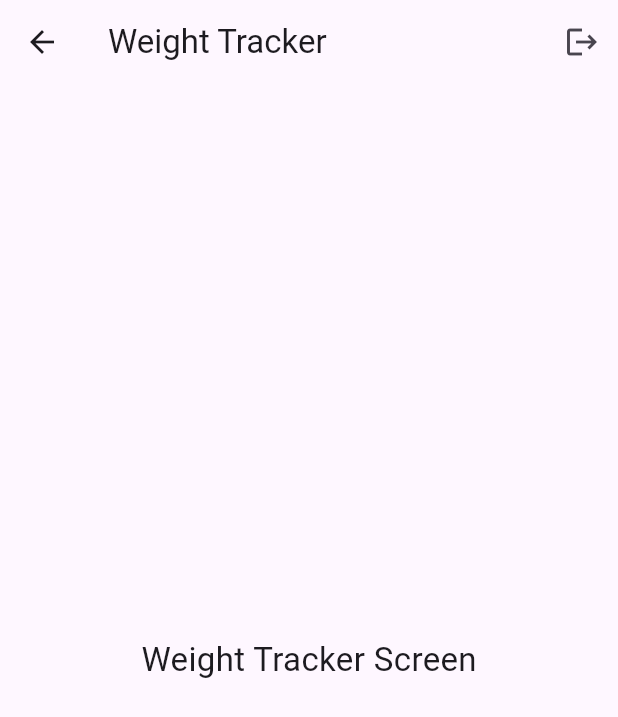
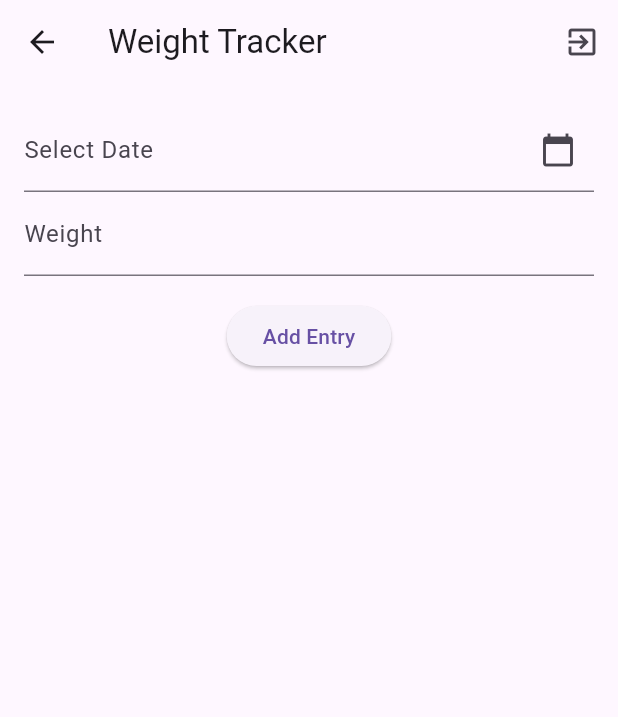
Before and after one commit to gonzaleza61/wmftracker, a Flutter app: the screen it shows once a user with an empty profile is signed in, after a tap on "Weight Tracker", on a phone screen of 412 x 824 dp. Shown: the top 717 px of the screen. Run offline on Flutter 3.47's test engine with Material 3 defaults, Android fonts, the light colour scheme and no system bars; our stand-ins replace email_validator, firebase_auth, firebase_core, firebase_database, google_fonts, shared_preferences; accounts and stored records are empty.

Commit message:
weight tracker functionality

```diff
--- a/weight_tracker/lib/screens/weight_tracker_screen.dart
+++ b/weight_tracker/lib/screens/weight_tracker_screen.dart
@@ -1,7 +1,84 @@
+import 'package:firebase_auth/firebase_auth.dart';
+import 'package:firebase_database/firebase_database.dart';
 import 'package:flutter/material.dart';
-import 'package:firebase_auth/firebase_auth.dart';
 
-class WeightTrackerScreen extends StatelessWidget {
+class WeightTrackerScreen extends StatefulWidget {
+  @override
+  _WeightTrackerScreenState createState() => _WeightTrackerScreenState();
+}
+
+class _WeightTrackerScreenState extends State<WeightTrackerScreen> {
+  final _weightController = TextEditingController();
+  final _dateController = TextEditingController();
+  final _databaseRef = FirebaseDatabase.instance
+      .ref("users/${FirebaseAuth.instance.currentUser!.uid}/weightEntries");
+  DateTime selectedDate = DateTime.now();
+
+  List<Map<String, dynamic>> _weightEntries = [];
+
+  @override
+  void initState() {
+    super.initState();
+    _fetchWeightEntries();
+  }
+
+  // Fetch weight entries from Firebase
+  void _fetchWeightEntries() async {
+    final snapshot = await _databaseRef.get();
+    if (snapshot.exists) {
+      Map data = snapshot.value as Map;
+      List<Map<String, dynamic>> entries = [];
+      data.forEach((key, value) {
+        entries.add({
+          "date": value["date"],
+          "weight": value["weight"],
+        });
+      });
+      setState(() {
+        _weightEntries = entries;
+      });
+    }
+  }
+
+  // Add a new weight entry to Firebase
+  void _addWeightEntry() async {
+    final weight = _weightController.text;
+    final date = _dateController.text;
+
+    if (weight.isNotEmpty && date.isNotEmpty) {
+      await _databaseRef.push().set({
+        "date": date,
+        "weight": weight,
+      });
+      _fetchWeightEntries(); // Re-fetch entries after adding new one
+      _weightController.clear();
+      _dateController.clear();
+    }
+  }
+
+  // Open the Date Picker
+  void _selectDate(BuildContext context) async {
+    final DateTime? picked = await showDatePicker(
+      context: context,
+      initialDate: selectedDate,
+      firstDate: DateTime(2000),
+      lastDate: DateTime(2101),
+    );
+    if (picked != null && picked != selectedDate)
+      setState(() {
+        selectedDate = picked;
+        _dateController.text = "${selectedDate.toLocal()}"
+            .split(' ')[0]; // format date as yyyy-MM-dd
+      });
+  }
+
+  // Logout the user
+  Future<void> _logout() async {
+    await FirebaseAuth.instance.signOut();
+    Navigator.of(context).popUntil((route) => route
+        .isFirst); // This will pop all routes and take you back to the first screen, typically the login screen
+  }
+
   @override
   Widget build(BuildContext context) {
     return Scaffold(
@@ -9,15 +86,56 @@ class WeightTrackerScreen extends StatelessWidget {
         title: Text('Weight Tracker'),
         actions: [
           IconButton(
-            icon: Icon(Icons.logout),
-            onPressed: () async {
-              await FirebaseAuth.instance.signOut();
-            },
+            icon: Icon(Icons.exit_to_app),
+            onPressed: _logout,
           ),
         ],
       ),
-      body: Center(
-          child: Text('Weight Tracker Screen', style: TextStyle(fontSize: 22))),
+      body: Padding(
+        padding: const EdgeInsets.all(16.0),
+        child: Column(
+          children: [
+            // Date picker for selecting date
+            TextField(
+              controller: _dateController,
+              decoration: InputDecoration(
+                labelText: 'Select Date',
+                hintText: 'YYYY-MM-DD',
+                suffixIcon: IconButton(
+                  icon: Icon(Icons.calendar_today),
+                  onPressed: () => _selectDate(context),
+                ),
+              ),
+              readOnly: true,
+            ),
+            // Input field for weight
+            TextField(
+              controller: _weightController,
+              decoration: InputDecoration(labelText: 'Weight'),
+              keyboardType: TextInputType.number,
+            ),
+            SizedBox(height: 16),
+            ElevatedButton(
+              onPressed: _addWeightEntry,
+              child: Text('Add Entry'),
+            ),
+            SizedBox(height: 16),
+            // Display previous weight entries
+            Expanded(
+              child: ListView.builder(
+                itemCount: _weightEntries.length,
+                itemBuilder: (context, index) {
+                  final entry = _weightEntries[index];
+                  return ListTile(
+                    title: Text('Date: ${entry['date']}'),
+                    subtitle: Text('Weight: ${entry['weight']}'),
+                  );
+                },
+              ),
+            ),
+          ],
+        ),
+      ),
     );
   }
 }
--- a/weight_tracker/pubspec.yaml
+++ b/weight_tracker/pubspec.yaml
@@ -46,6 +46,7 @@ dependencies:
   firebase_auth: ^5.4.2
   firebase_core: ^3.11.0
   google_sign_in: ^6.2.2
+  firebase_database: ^11.3.2
 dev_dependencies:
   flutter_test:
     sdk: flutter
```
Also changed, not shown: weight_tracker/pubspec.lock, 3 other files.
